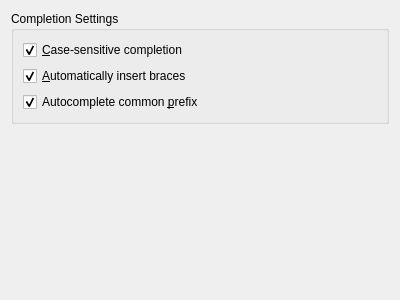
Qt form src/plugins/cpptools/completionsettingspage.ui (qt-creator/qt-creator) before a commit.
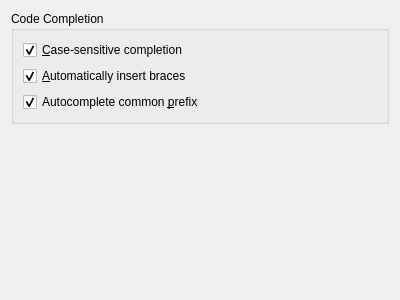
The same form after that commit.

Commit message:
Added tooltips to editor settings and tweaked layout
Looks a bit nicer now and the tooltips explain some of the options a bit
better. Header texts have also been simplified.

Patch:
```diff
--- a/src/plugins/cpptools/completionsettingspage.ui
+++ b/src/plugins/cpptools/completionsettingspage.ui
@@ -17,7 +17,7 @@
    <item>
     <widget class="QGroupBox" name="groupBox">
      <property name="title">
-      <string>Completion Settings</string>
+      <string>Code Completion</string>
      </property>
      <layout class="QVBoxLayout" name="verticalLayout_2">
       <item>
```
Left out of the diff: 9 changed lines with no effect on the pictures. The commit also changes 3 other files.
